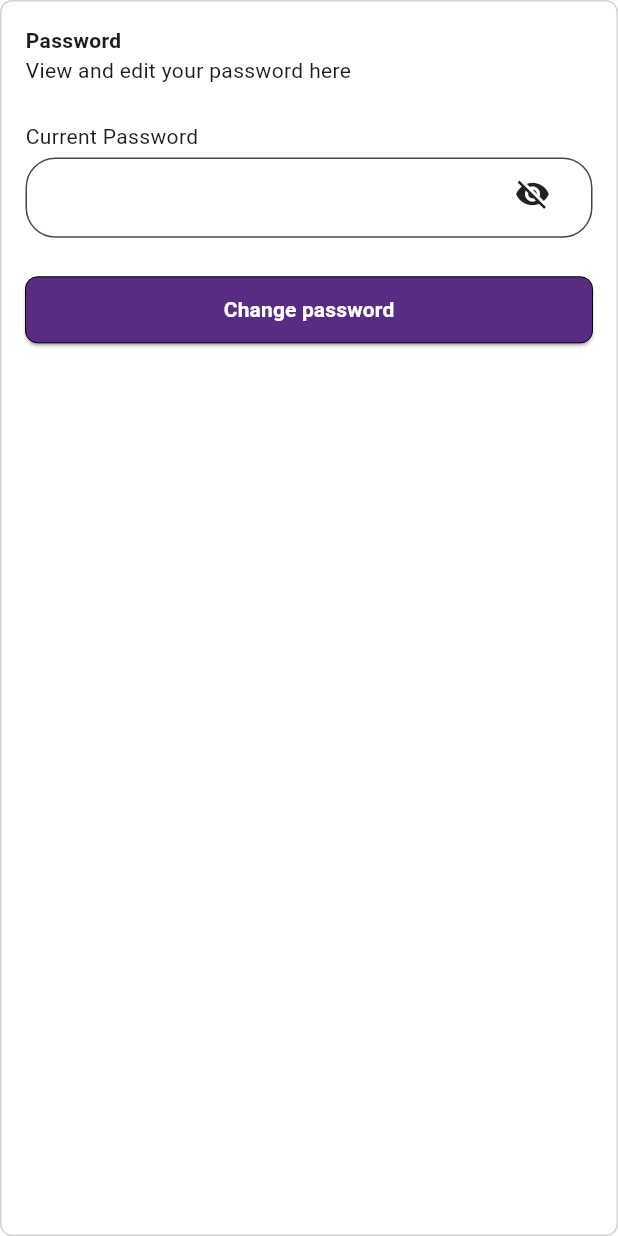
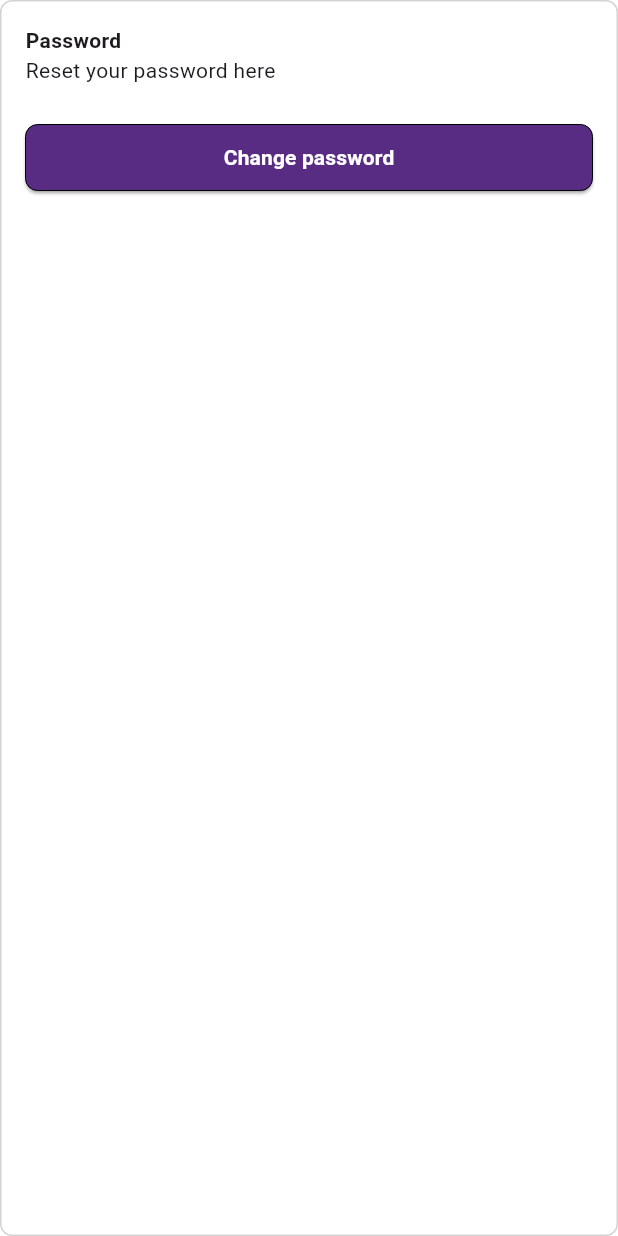
Before and after one commit to SKPnation/pvamu_checkin_tutor_portal, a Flutter app: the ChangePwdContainer widget shown alone on an empty page, opened directly with empty values, after a tap on "Change password", on a phone screen of 412 x 824 dp. Run offline on Flutter 3.47's test engine with Material 3 defaults, Android fonts, the phone set to English and light mode, and no system bars; our stand-ins replace cloud_firestore, firebase_auth, firebase_core, get, get_storage, google_fonts; accounts and stored records are empty; network calls fail.

Commit message:
added chnage password feature

```diff
--- a/lib/features/auth/presentation/widgets/form_fields.dart
+++ b/lib/features/auth/presentation/widgets/form_fields.dart
@@ -7,7 +7,7 @@ import 'package:pvamu_checkin_tutor_portal/features/auth/presentation/controller
 CustomFormField emailFormField({void Function(String)? onChanged}) {
   return CustomFormField(
     labelText: 'Email',
-    hint: "abc@domain.com",
+    hint: "abc@pvamu.edu",
     textEditingController: AuthController.instance.emailTEC,
     textInputType: TextInputType.emailAddress,
     onChanged: onChanged,
--- a/lib/features/settings/presentation/controllers/settings_controller.dart
+++ b/lib/features/settings/presentation/controllers/settings_controller.dart
@@ -1,5 +1,6 @@
 import 'dart:math';
 
+import 'package:firebase_auth/firebase_auth.dart';
 import 'package:flutter/cupertino.dart';
 import 'package:flutter/material.dart';
 import 'package:get/get.dart';
@@ -108,4 +109,18 @@ class SettingsController extends GetxController {
 
     getAdminUsers();
   }
+
+  Future<bool> resetPwd() async{
+    bool sent = false;
+    String email = FirebaseAuth.instance.currentUser!.email!;
+
+    try{
+      await FirebaseAuth.instance.sendPasswordResetEmail(email: email);
+      sent = true;
+    }catch(e){
+      print("Error: $e");
+    }
+
+    return sent;
+  }
 }
--- a/lib/features/settings/presentation/widgets/change_pwd_button.dart
+++ b/lib/features/settings/presentation/widgets/change_pwd_button.dart
@@ -5,16 +5,15 @@ import 'package:pvamu_checkin_tutor_portal/core/theme/colors.dart';
 import 'package:pvamu_checkin_tutor_portal/features/settings/presentation/controllers/settings_controller.dart';
 
 class ChangePwdButton extends StatelessWidget {
-  const ChangePwdButton({super.key, required this.settingsController});
+  const ChangePwdButton({super.key, required this.settingsController, this.onPressed});
 
   final SettingsController settingsController;
+  final Function()? onPressed;
 
   @override
   Widget build(BuildContext context) {
     return CustomButton(
-      onPressed: () {
-        //..
-      },
+      onPressed: onPressed,
       child: CustomText(
         text: "Change password",
         weight: FontWeight.w600,
--- a/lib/features/settings/presentation/widgets/change_pwd_container.dart
+++ b/lib/features/settings/presentation/widgets/change_pwd_container.dart
@@ -6,10 +6,17 @@ import 'package:pvamu_checkin_tutor_portal/core/utils/helpers/size_helpers.dart'
 import 'package:pvamu_checkin_tutor_portal/features/settings/presentation/controllers/settings_controller.dart';
 import 'package:pvamu_checkin_tutor_portal/features/settings/presentation/widgets/change_pwd_button.dart';
 
-class ChangePwdContainer extends StatelessWidget {
+class ChangePwdContainer extends StatefulWidget {
   const ChangePwdContainer({super.key, required this.settingsController});
 
   final SettingsController settingsController;
+
+  @override
+  State<ChangePwdContainer> createState() => _ChangePwdContainerState();
+}
+
+class _ChangePwdContainerState extends State<ChangePwdContainer> {
+  bool sent = false;
 
   @override
   Widget build(BuildContext context) {
@@ -26,22 +33,32 @@ class ChangePwdContainer extends StatelessWidget {
         crossAxisAlignment: CrossAxisAlignment.start,
         children: [
           CustomText(text: "Password", weight: FontWeight.bold),
-          CustomText(text: "View and edit your password here"),
+          CustomText(text: "Reset your password here"),
           SizedBox(height: 24),
-          CustomText(text: "Current Password"),
-          SizedBox(height: 4),
-          CustomFormField(
-            verticalPadding: 12,
-            suffix: Icon(Icons.visibility_off),
-            inputBorder: OutlineInputBorder(
-              borderRadius: BorderRadius.circular(20),
-              borderSide: BorderSide(
-                color: AppColors.grey[300]!.withOpacity(.3),
-              ),
-            ),
+          // CustomText(text: "Current Password"),
+          // SizedBox(height: 4),
+          // CustomFormField(
+          //   verticalPadding: 12,
+          //   suffix: Icon(Icons.visibility_off),
+          //   inputBorder: OutlineInputBorder(
+          //     borderRadius: BorderRadius.circular(20),
+          //     borderSide: BorderSide(
+          //       color: AppColors.grey[300]!.withOpacity(.3),
+          //     ),
+          //   ),
+          // ),
+          // SizedBox(height: 24),
+          ChangePwdButton(
+            settingsController: widget.settingsController,
+            onPressed: () async {
+              sent = await widget.settingsController.resetPwd();
+              setState(() {});
+            },
           ),
-          SizedBox(height: 24),
-          ChangePwdButton(settingsController: settingsController),
+
+          SizedBox(height: 8),
+          if (sent)
+            CustomText(text: "Check your email inbox, spam, or junk mail", color: AppColors.purple,),
         ],
       ),
     );
```
Also changed, not shown: lib/features/auth/presentation/controllers/auth_controller.dart (+12 -7 lines), lib/features/auth/presentation/pages/auth_page.dart (+10 -10 lines).
